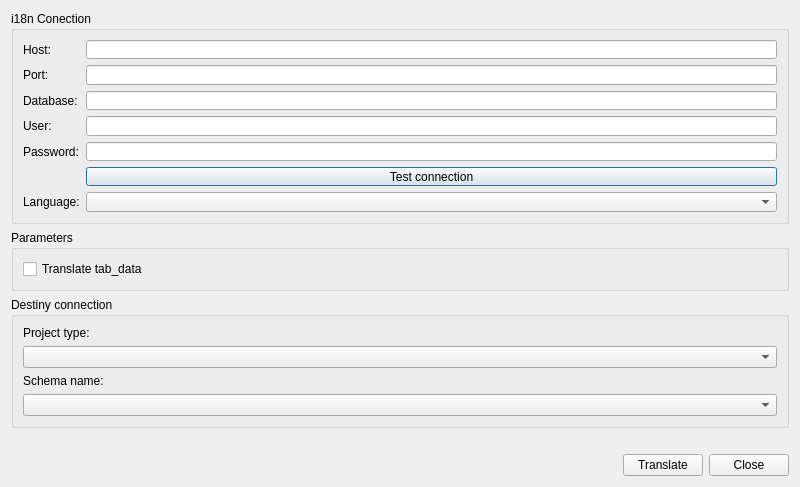
The window that core/ui/admin/admin_update_translation.ui (Giswater/giswater_qgis_plugin) describes before a commit, drawn with Qt 5.
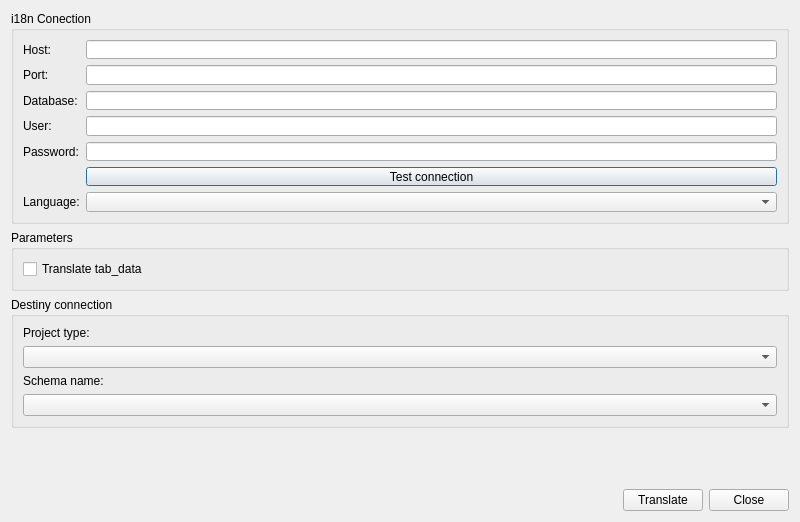
The same window after the commit.

Commit message: fix(workcat, instant update dlg): use open_dialog for workcat and add more height for dlg instant update 18n

Patch:
```diff
--- a/core/ui/admin/admin_update_translation.ui
+++ b/core/ui/admin/admin_update_translation.ui
@@ -7,7 +7,7 @@
     <x>0</x>
     <y>0</y>
     <width>800</width>
-    <height>484</height>
+    <height>522</height>
    </rect>
   </property>
   <property name="minimumSize">
```
Left out of the diff: 2 changed lines with no effect on the pictures. The commit also changes 1 other file.
